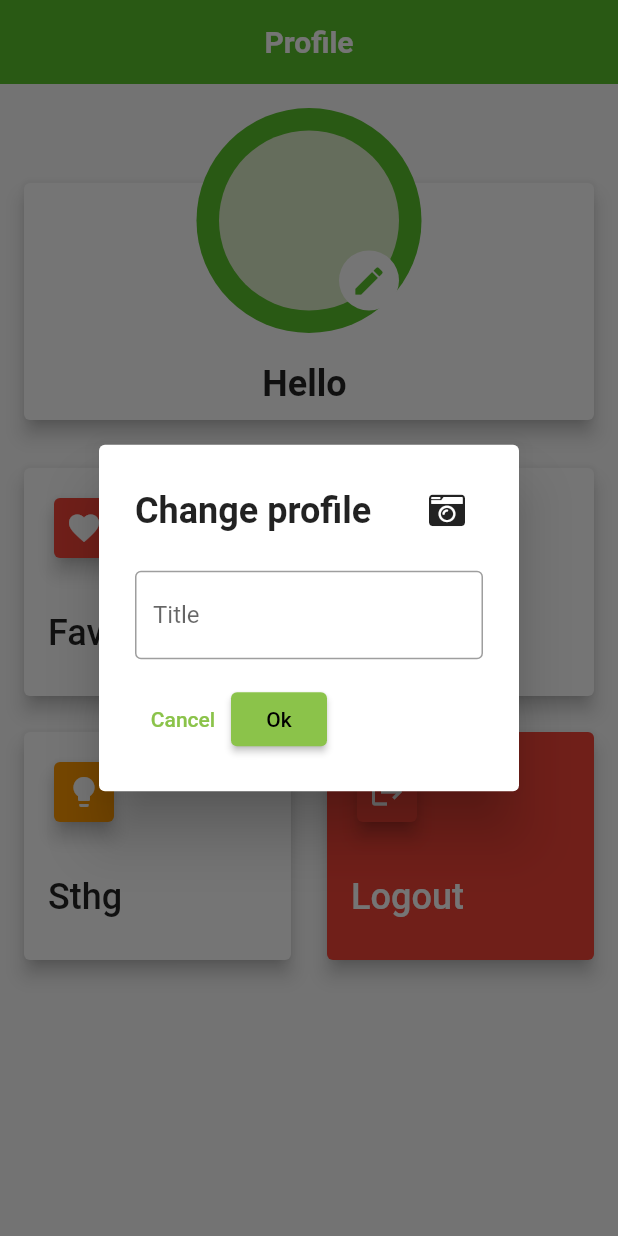
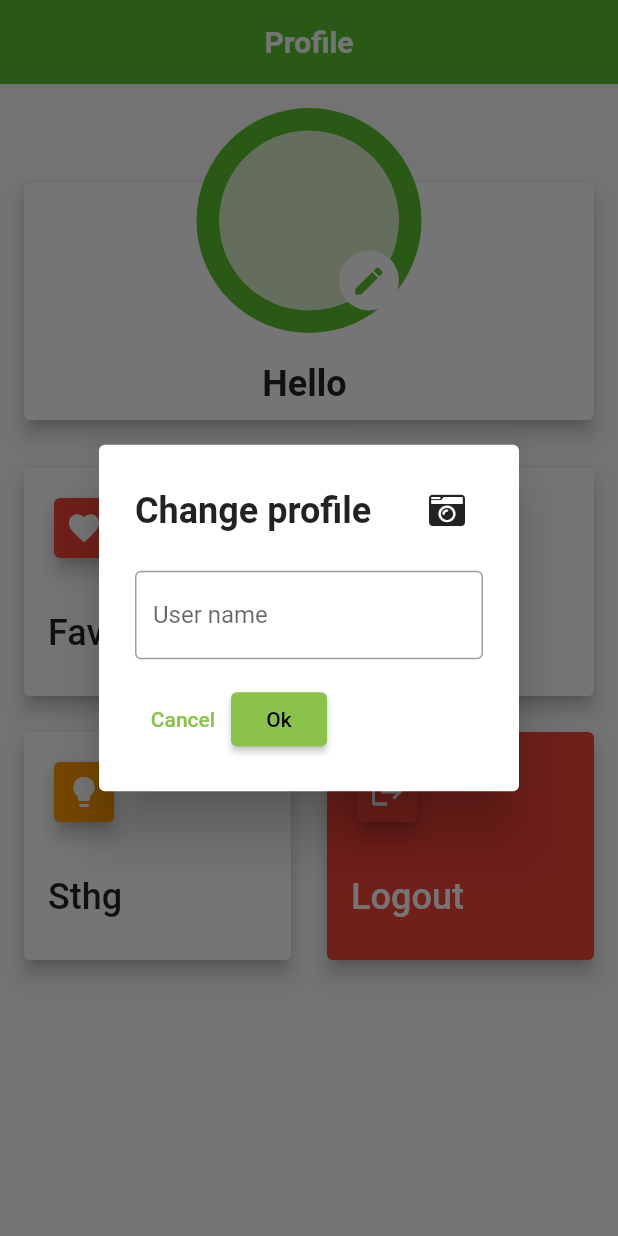
Before and after one commit to huanvip2kk/Covid_project, a Flutter app: the ProfileScreen screen opened directly, after a tap on the "edit" icon, on a phone screen of 412 x 824 dp. Run offline on Flutter 3.47's test engine with Material 2 defaults, Android fonts, the phone set to English and light mode, and no system bars; our stand-ins replace adaptive_theme, bloc, convex_bottom_bar, dio, firebase_auth, firebase_core and 12 more; accounts and stored records are empty; generated files the repository leaves out were written again; network calls fail.

Commit message:
last update

```diff
--- a/lib/presentation/profile/ui/profile_screen.dart
+++ b/lib/presentation/profile/ui/profile_screen.dart
@@ -341,7 +341,7 @@ class _ProfileScreenState extends State<ProfileScreen> {
                                                           nameController,
                                                       decoration:
                                                           const InputDecoration(
-                                                        labelText: 'Title',
+                                                        labelText: 'User name',
                                                         border:
                                                             OutlineInputBorder(),
                                                       ),
```
